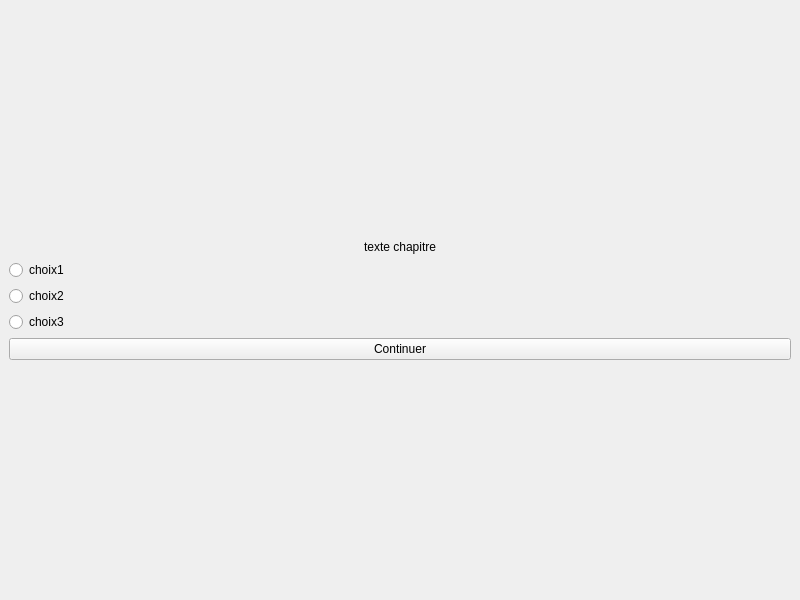
This is gamebook.ui in 2137889-Benyssad-Elyas/BD_Exercice11 as Qt 5 draws it before an edit. The edited form follows.
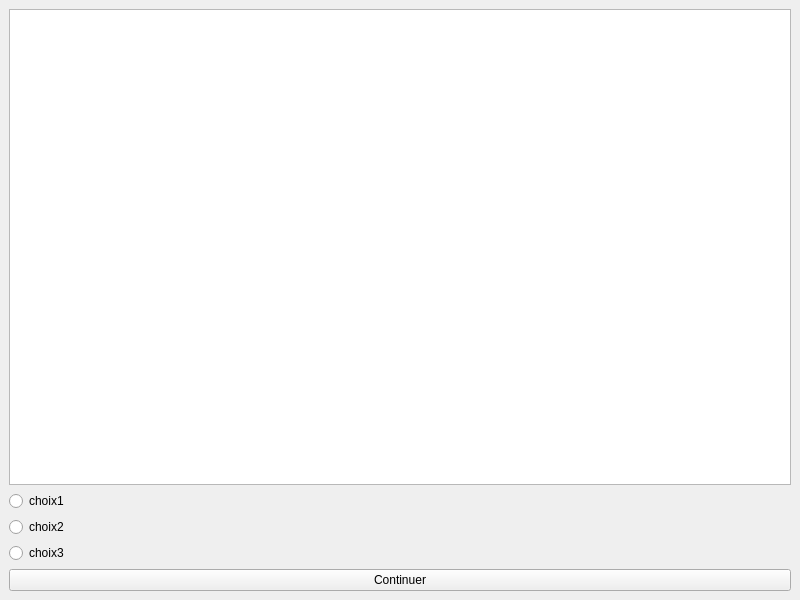
This is the edited form.

Commit message: création de base de la fenetre

```diff
--- a/gamebook.ui
+++ b/gamebook.ui
@@ -29,12 +29,12 @@
         <item>
          <layout class="QVBoxLayout" name="verticalLayout_5">
           <item>
-           <widget class="QLabel" name="textChapitre">
-            <property name="text">
-             <string>texte chapitre</string>
-            </property>
-            <property name="alignment">
-             <set>Qt::AlignCenter</set>
+           <widget class="QTextBrowser" name="textChapitre">
+            <property name="sizePolicy">
+             <sizepolicy hsizetype="Minimum" vsizetype="Expanding">
+              <horstretch>0</horstretch>
+              <verstretch>0</verstretch>
+             </sizepolicy>
             </property>
            </widget>
           </item>
```
The commit also changes 3 other files.
